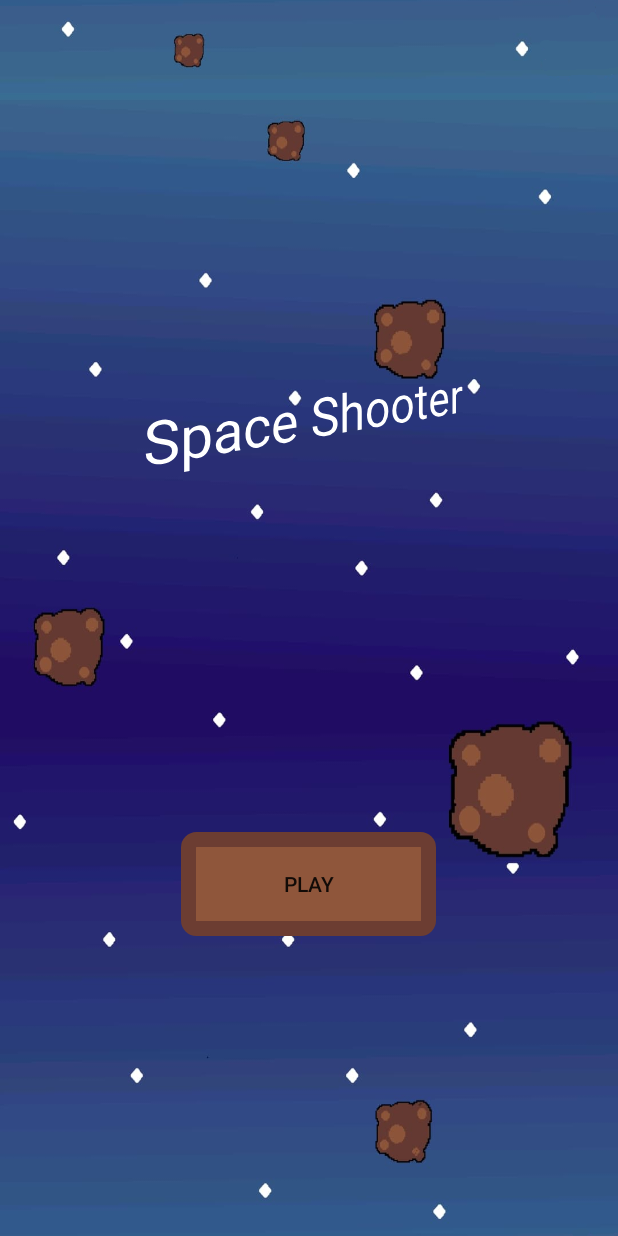
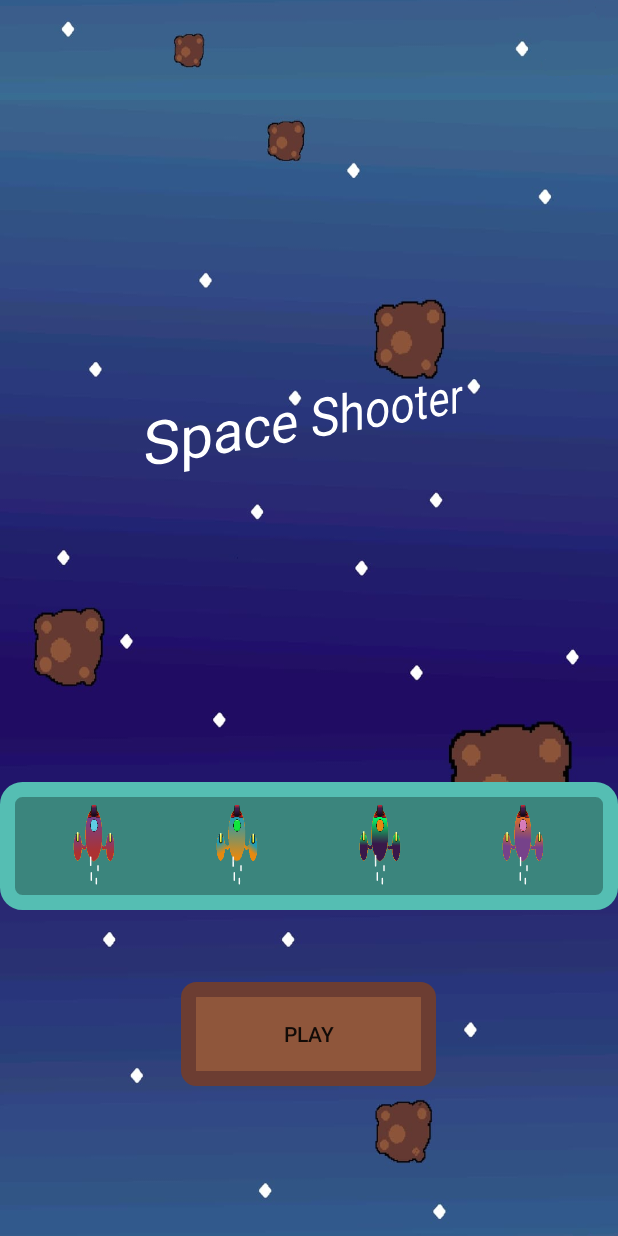
Before and after one commit to polonez-byte-112/SpaceShooter, an Android app: the screen it shows after launch (MainActivity), on a phone screen of 412 x 824 dp. Run offline under Robolectric (Android 15) with nearby library versions, the phone set to English and light mode, and no system bars.

Commit message:
## fix speed of enemy and better randomise speed of bullet also add icon of game

```diff
--- a/app/src/main/AndroidManifest.xml
+++ b/app/src/main/AndroidManifest.xml
@@ -5,9 +5,9 @@
 
     <application
         android:allowBackup="true"
-        android:icon="@mipmap/ic_launcher"
+        android:icon="@drawable/icon_square"
         android:label="@string/app_name"
-        android:roundIcon="@mipmap/ic_launcher_round"
+        android:roundIcon="@drawable/icon_square"
         android:supportsRtl="true"
         android:theme="@style/Theme.SpaceShooter">
         <activity android:name=".GameActivity"
--- a/app/src/main/java/com/example/space_shooter/GameView.java
+++ b/app/src/main/java/com/example/space_shooter/GameView.java
@@ -69,7 +69,7 @@ public class GameView extends SurfaceView implements Runnable {
 
         }
 
-        randomShot= random.nextInt(40-20)+20;
+        randomShot= random.nextInt(60-30)+30;
         score=0;
 
 
@@ -123,7 +123,7 @@ public class GameView extends SurfaceView implements Runnable {
                     score++;
                     bullet.y=-500;
                     enemy.y=-500;
-                    randomShot = random.nextInt(40-20)+20;
+                    randomShot = random.nextInt(60-30)+30;
                     System.out.println("Nowy random shot: "+randomShot);
 
                 }
@@ -144,7 +144,7 @@ public class GameView extends SurfaceView implements Runnable {
             if ( enemy.y + enemy.heightEnemy < 0) {
 
 
-                int bound = (int) (30 * screenRatioY);
+                int bound = (int) (15 * screenRatioY);
                 enemy.speed = random.nextInt(bound);
 
                 if (enemy.speed < 10 * screenRatioY)
@@ -182,7 +182,7 @@ public class GameView extends SurfaceView implements Runnable {
             enemyTrash.add(enemyBullet);
         }
 
-        enemyBullet.y = enemyBullet.y+(int)( ( 30 * screenRatioY));
+        enemyBullet.y = enemyBullet.y+(int)( ( 20 * screenRatioY));
 
         if(Rect.intersects(flight.getRectangle(), enemyBullet.getRectangle())){
             isGameOver=true;
@@ -262,7 +262,6 @@ public class GameView extends SurfaceView implements Runnable {
 
             if(isGameOver){
                 isRunning=false;
-             //   getHolder().unlockCanvasAndPost(canvas);
                 waitBeforeExciting();
             }
 
--- a/app/src/main/java/com/example/space_shooter/MainActivity.java
+++ b/app/src/main/java/com/example/space_shooter/MainActivity.java
@@ -15,6 +15,7 @@ import android.view.WindowManager;
 import android.view.animation.LinearInterpolator;
 import android.widget.ImageView;
 import android.widget.TextView;
+import android.widget.Toast;
 
 public class MainActivity extends AppCompatActivity  {
 
@@ -57,11 +58,44 @@ public class MainActivity extends AppCompatActivity  {
             public void onClick(View v) {
                     animator.cancel();
                     startActivity(new Intent(MainActivity.this, GameActivity.class));
-
             }
         });
 
 
+        findViewById(R.id.photob1).setOnClickListener(new View.OnClickListener() {
+            @Override
+            public void onClick(View v) {
+                theme=1;
+
+                Toast.makeText(getBaseContext(),"Ship 1 Selected", Toast.LENGTH_SHORT).show();
+            }
+        });
+
+        findViewById(R.id.photob2).setOnClickListener(new View.OnClickListener() {
+            @Override
+            public void onClick(View v) {
+                theme=2;
+                Toast.makeText(getBaseContext(),"Ship 2 Selected", Toast.LENGTH_SHORT).show();
+            }
+        });
+
+
+        findViewById(R.id.photob3).setOnClickListener(new View.OnClickListener() {
+            @Override
+            public void onClick(View v) {
+                theme=3;
+                Toast.makeText(getBaseContext(),"Ship 3 Selected", Toast.LENGTH_SHORT).show();
+            }
+        });
+
+
+        findViewById(R.id.photob4).setOnClickListener(new View.OnClickListener() {
+            @Override
+            public void onClick(View v) {
+                theme=4;
+                Toast.makeText(getBaseContext(),"Ship 4 Selected", Toast.LENGTH_SHORT).show();
+            }
+        });
     }
 
 
@@ -78,4 +112,6 @@ public class MainActivity extends AppCompatActivity  {
             animator.pause();
         }
     }
+
+
 }
--- /dev/null
+++ b/app/src/main/res/drawable/bg_theme_choose_layout.xml
@@ -0,0 +1,8 @@
+<?xml version="1.0" encoding="utf-8"?>
+<shape android:shape="rectangle" xmlns:android="http://schemas.android.com/apk/res/android">
+
+    <corners android:radius="10dp"/>
+    <solid android:color="#3B857D"/>
+    <stroke android:color="#55BEB3" android:width="10dp"/>
+
+</shape>
--- a/app/src/main/res/layout/activity_main.xml
+++ b/app/src/main/res/layout/activity_main.xml
@@ -20,16 +20,15 @@
 
     <Button
         android:id="@+id/play"
+        style="?android:attr/borderlessButtonStyle"
         android:layout_width="170dp"
         android:layout_height="69dp"
         android:layout_gravity="bottom|center_horizontal"
         android:layout_marginStart="0dp"
         android:layout_marginLeft="0dp"
-        android:layout_marginBottom="200dp"
+        android:layout_marginBottom="100dp"
         android:background="@drawable/bg_startbutton"
-        android:text="PLAY"
-        style="?android:attr/borderlessButtonStyle"
-        />
+        android:text="PLAY" />
 
     <TextView
         android:id="@+id/textView"
@@ -41,4 +40,63 @@
         android:textColor="#FFFFFF"
         android:textSize="36sp" />
 
+    <ScrollView
+        android:id="@+id/scrollview"
+        android:layout_width="match_parent"
+        android:layout_height="120dp"
+        android:layout_gravity="bottom|center_horizontal"
+        android:layout_marginBottom="200dp">
+
+        <LinearLayout
+            android:id="@+id/linear"
+            style="?android:attr/borderlessButtonStyle"
+            android:layout_width="match_parent"
+            android:layout_height="match_parent"
+            android:layout_gravity="center"
+            android:background="@drawable/bg_theme_choose_layout"
+            android:orientation="horizontal">
+
+            <ImageView
+                android:id="@+id/photob1"
+                android:layout_width="0dp"
+                android:layout_height="85dp"
+                android:layout_marginStart="15dp"
+                android:layout_marginLeft="15dp"
+                android:layout_weight="1"
+                android:paddingTop="15dp"
+                android:paddingBottom="15dp"
+                app:srcCompat="@drawable/theme11" />
+
+            <ImageView
+                android:id="@+id/photob2"
+                android:layout_width="0dp"
+                android:layout_height="85dp"
+                android:layout_weight="1"
+                android:paddingTop="15dp"
+                android:paddingBottom="15dp"
+                app:srcCompat="@drawable/theme21" />
+
+            <ImageView
+                android:id="@+id/photob3"
+                android:layout_width="0dp"
+                android:layout_height="85dp"
+                android:layout_weight="1"
+                android:paddingTop="15dp"
+                android:paddingBottom="15dp"
+                app:srcCompat="@drawable/theme31" />
+
+            <ImageView
+                android:id="@+id/photob4"
+                android:layout_width="0dp"
+                android:layout_height="85dp"
+                android:layout_marginEnd="15dp"
+                android:layout_marginRight="15dp"
+                android:layout_weight="1"
+                android:paddingTop="15dp"
+                android:paddingBottom="15dp"
+                app:srcCompat="@drawable/theme41" />
+
+        </LinearLayout>
+    </ScrollView>
+
 </FrameLayout>
```
Also changed, not shown: app/src/main/res/drawable/icon_square.png (added).
